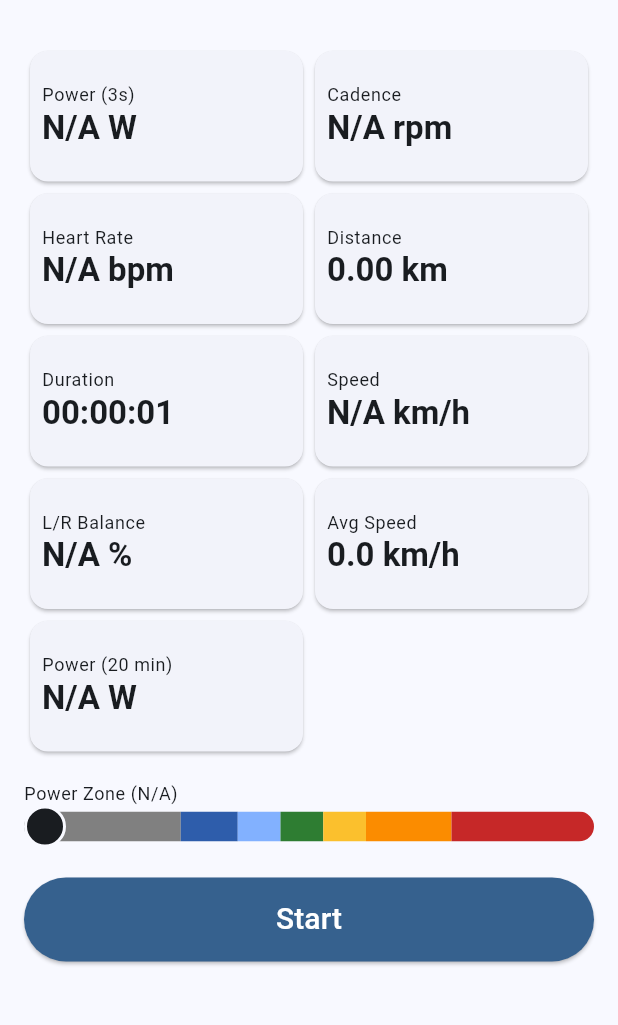
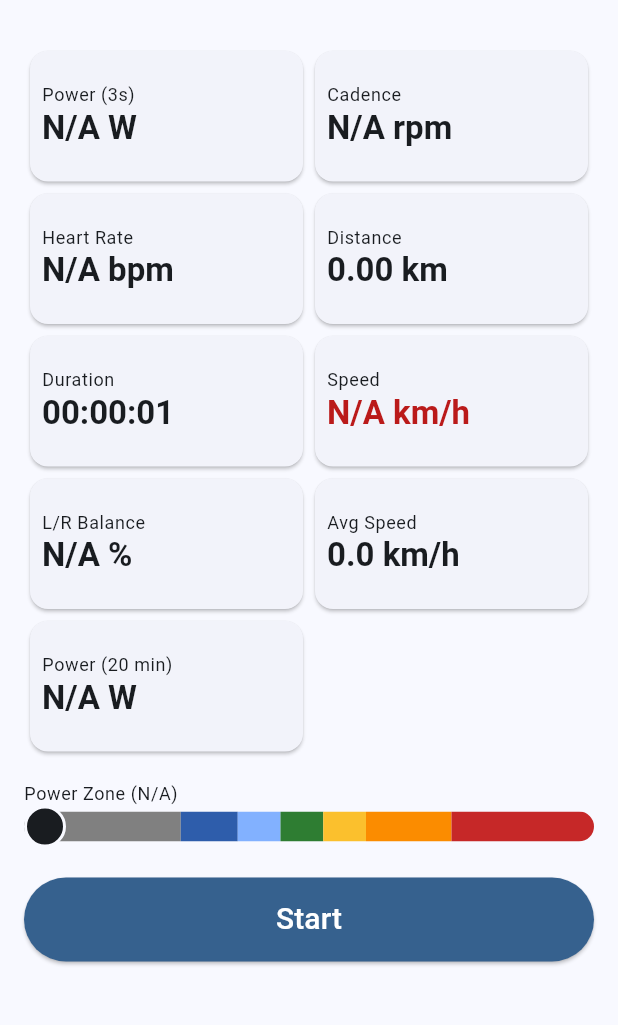
Before and after one commit to bofh69/sebastians-bike-display, a Flutter app: the screen it shows after launch, after a tap on "Start", after a tap on "End", on a phone screen of 412 x 824 dp, the part 63-1088 px from its top. Run offline on Flutter 3.47's test engine with Material 3 defaults, Android fonts, the phone set to English and light mode, and no system bars; our stand-ins replace geolocator, permission_handler, shared_preferences, wakelock_plus; missing offline and left inert: fit_sdk, flutter_background_service, flutter_reactive_ble.

Commit message:
Add GPX export and GPS-quality speed warning color
Co-authored-by: bofh69 <1444315+bofh69@users.noreply.github.com>

```diff
--- a/lib/screens/home_screen.dart
+++ b/lib/screens/home_screen.dart
@@ -385,13 +385,14 @@ class _HomeScreenState extends State<HomeScreen> with WidgetsBindingObserver {
     });
 
     final fitPath = await _writeFitFile();
+    final gpxPath = await _writeGpxFile();
     if (!mounted) return;
     ScaffoldMessenger.of(context).showSnackBar(
       SnackBar(
         content: Text(
-          fitPath == null
-              ? 'Ride ended. No FIT file written (no samples).'
-              : 'Ride saved to $fitPath',
+          fitPath == null && gpxPath == null
+              ? 'Ride ended. No files written (no samples).'
+              : 'Ride saved. FIT: ${fitPath ?? 'N/A'} GPX: ${gpxPath ?? 'N/A'}',
         ),
       ),
     );
@@ -488,6 +489,38 @@ class _HomeScreenState extends State<HomeScreen> with WidgetsBindingObserver {
     return file.path;
   }
 
+  Future<String?> _writeGpxFile() async {
+    if (_samples.isEmpty) return null;
+
+    final outputDir = await _resolveFitOutputDirectory();
+    await outputDir.create(recursive: true);
+    final start = _samples.first.timestamp;
+    final fileName = 'ride_${start.toIso8601String().replaceAll(':', '-')}.gpx';
+    final file = io.File('${outputDir.path}/$fileName');
+
+    final buffer = StringBuffer()
+      ..writeln('<?xml version="1.0" encoding="UTF-8"?>')
+      ..writeln(
+        '<gpx version="1.1" creator="simple-bike-display" xmlns="http://www.topografix.com/GPX/1/1">',
+      )
+      ..writeln('<metadata><time>${start.toUtc().toIso8601String()}</time></metadata>')
+      ..writeln('<trk><name>Ride ${start.toIso8601String()}</name><trkseg>');
+
+    for (final sample in _samples) {
+      if (sample.latitude == null || sample.longitude == null) {
+        continue;
+      }
+      buffer.writeln(
+        '<trkpt lat="${sample.latitude!.toStringAsFixed(7)}" lon="${sample.longitude!.toStringAsFixed(7)}"><time>${sample.timestamp.toUtc().toIso8601String()}</time></trkpt>',
+      );
+    }
+
+    buffer.writeln('</trkseg></trk></gpx>');
+
+    await file.writeAsString(buffer.toString(), flush: true);
+    return file.path;
+  }
+
   Future<io.Directory> _resolveFitOutputDirectory() async {
     if (!kIsWeb && io.Platform.isAndroid) {
       final downloadDirs = await getExternalStorageDirectories(
@@ -515,6 +548,12 @@ class _HomeScreenState extends State<HomeScreen> with WidgetsBindingObserver {
   String _formatBalance() {
     if (_data.leftBalance == null || _data.rightBalance == null) return 'N/A';
     return '${_data.leftBalance!.toStringAsFixed(0)}/${_data.rightBalance!.toStringAsFixed(0)}';
+  }
+
+  bool get _hasReliableGpsForSpeed {
+    final latest = _latestPosition;
+    if (latest == null) return false;
+    return latest.accuracy > 0 && latest.accuracy <= 35;
   }
 
   @override
@@ -590,6 +629,8 @@ class _HomeScreenState extends State<HomeScreen> with WidgetsBindingObserver {
                   title: 'Speed',
                   value: _data.speed?.toStringAsFixed(1) ?? 'N/A',
                   unit: 'km/h',
+                  valueColor:
+                      _hasReliableGpsForSpeed ? null : Theme.of(context).colorScheme.error,
                 ),
                 MetricTile(
                   title: 'L/R Balance',
--- a/lib/widgets/metric_tile.dart
+++ b/lib/widgets/metric_tile.dart
@@ -4,12 +4,14 @@ class MetricTile extends StatelessWidget {
   final String title;
   final String value;
   final String unit;
+  final Color? valueColor;
 
   const MetricTile({
     super.key,
     required this.title,
     required this.value,
     required this.unit,
+    this.valueColor,
   });
 
   @override
@@ -30,6 +32,7 @@ class MetricTile extends StatelessWidget {
               unit.isEmpty ? value : '$value $unit',
               style: Theme.of(context).textTheme.titleLarge?.copyWith(
                     fontWeight: FontWeight.bold,
+                    color: valueColor,
                   ),
               overflow: TextOverflow.ellipsis,
             ),
```
